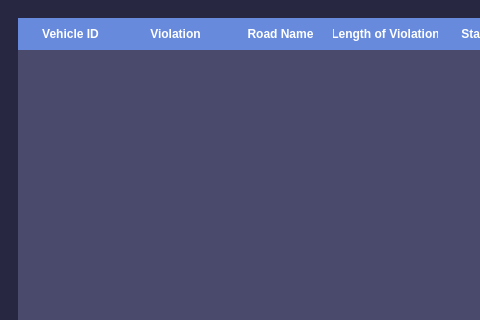
lordsiinbal/Thesis101, file Client/tableUi.ui: the form before one commit; both pictures show x 0 to 480 and y 0 to 320 of the 1000 by 600 pixel window.
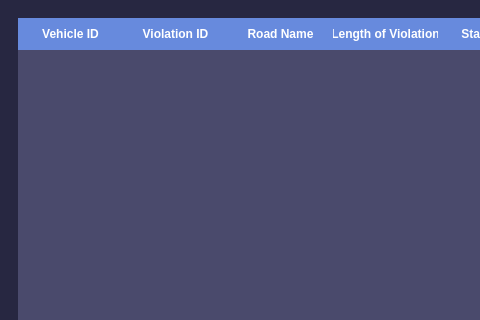
The form after the commit.

Commit message: Fixed bugs: - fixed vehicle iamge size in violation table - fixed replay button from violation table

Patch:
```diff
--- a/Client/tableUi.ui
+++ b/Client/tableUi.ui
@@ -184,7 +184,7 @@
          </column>
          <column>
           <property name="text">
-           <string>Violation</string>
+           <string>Violation ID</string>
           </property>
           <property name="textAlignment">
            <set>AlignCenter</set>
```
The commit also changes 1 other file.
